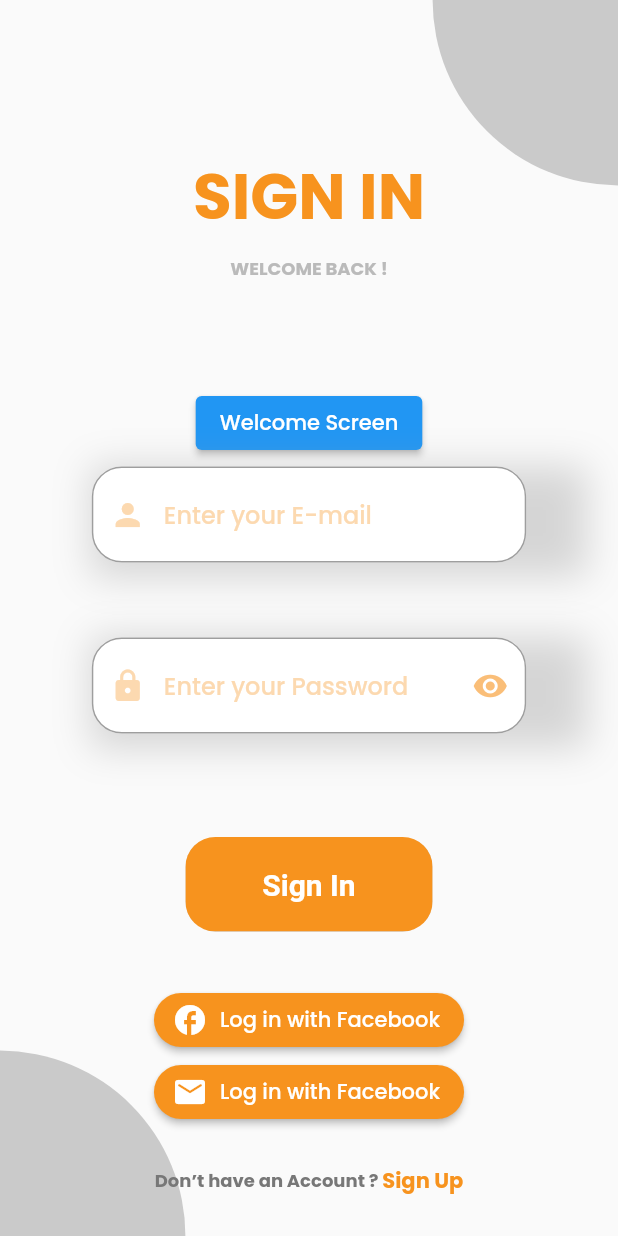
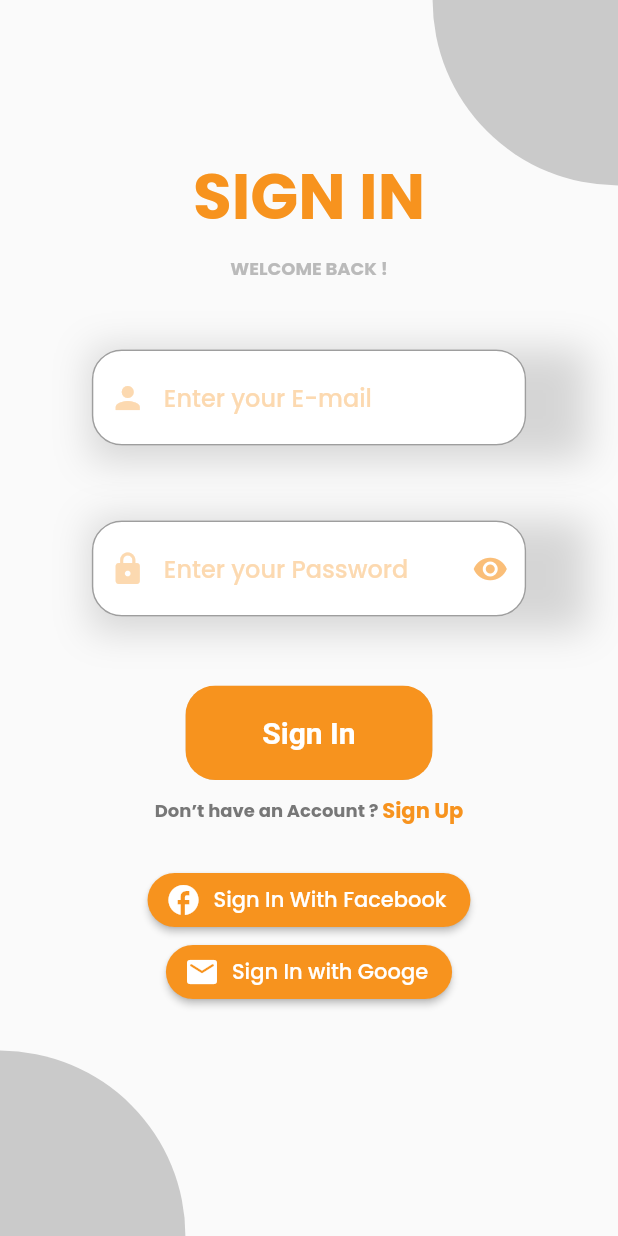
Before and after one commit to charbel-ayrouth/smartfit, a Flutter app: the SignIn screen opened directly with empty values, on a phone screen of 412 x 824 dp. Run offline on Flutter 3.47's test engine with Material 2 defaults, Android fonts, the phone set to English and light mode, and no system bars; our stand-ins replace cloud_firestore, firebase_auth, firebase_core, firebase_storage, flutter_spinkit, image_picker; accounts and stored records are empty.

Commit message:
fix: authenticate flow fix: button of google and facebook delte:removed welcomescreen button in the sign in screen

```diff
--- a/lib/main.dart
+++ b/lib/main.dart
@@ -1,20 +1,18 @@
-// ignore_for_file: prefer_const_constructors
-
-import 'package:firebase_auth/firebase_auth.dart';
 import 'package:firebase_core/firebase_core.dart';
 import 'package:flutter/material.dart';
 import 'package:smartfit/screens/wrapper.dart';
 import 'package:smartfit/services/auth.dart';
 import 'package:provider/provider.dart';
-import 'package:smartfit/shared/constants.dart';
 
 Future<void> main() async {
   WidgetsFlutterBinding.ensureInitialized();
   await Firebase.initializeApp();
-  runApp(MyApp());
+  runApp(const MyApp());
 }
 
 class MyApp extends StatelessWidget {
+  const MyApp({Key? key}) : super(key: key);
+
   @override
   Widget build(BuildContext context) {
     return MultiProvider(
--- a/lib/screens/authenticate/components/account_check.dart
+++ b/lib/screens/authenticate/components/account_check.dart
@@ -1,12 +1,11 @@
-// ignore_for_file: prefer_const_constructors
-
 import 'package:flutter/material.dart';
 import 'package:smartfit/shared/constants.dart';
 
 class AccountCheck extends StatelessWidget {
   final bool login;
   final void Function()? press;
-  AccountCheck({required this.login, required this.press});
+  const AccountCheck({Key? key, required this.login, required this.press})
+      : super(key: key);
 
   @override
   Widget build(BuildContext context) {
@@ -15,7 +14,7 @@ class AccountCheck extends StatelessWidget {
       children: <Widget>[
         Text(
           login ? "Don’t have an Account ? " : "Already have an Account ? ",
-          style: TextStyle(
+          style: const TextStyle(
             color: Color(0xFF777777),
             fontSize: 12,
             fontWeight: FontWeight.bold,
@@ -25,7 +24,7 @@ class AccountCheck extends StatelessWidget {
           onTap: press,
           child: Text(
             login ? "Sign Up" : "Sign In",
-            style: TextStyle(
+            style: const TextStyle(
               color: kPrimaryColor,
               fontWeight: FontWeight.bold,
             ),
--- a/lib/screens/authenticate/components/sign_in_with.dart
+++ b/lib/screens/authenticate/components/sign_in_with.dart
@@ -3,8 +3,11 @@ import 'package:smartfit/shared/constants.dart';
 
 class SignInWith extends StatelessWidget {
   final IconData icon1;
+  final String title;
   final void Function()? onTap;
-  SignInWith({required this.icon1, required this.onTap});
+  const SignInWith(
+      {Key? key, required this.icon1, required this.onTap, required this.title})
+      : super(key: key);
 
   @override
   Widget build(BuildContext context) {
@@ -21,7 +24,7 @@ class SignInWith extends StatelessWidget {
         icon1,
         size: 24.0,
       ),
-      label: const Text('Log in with Facebook'), // <-- Text
+      label: Text(title), // <-- Text
     );
   }
 }
--- a/lib/screens/authenticate/sign_in.dart
+++ b/lib/screens/authenticate/sign_in.dart
@@ -1,7 +1,4 @@
-// ignore_for_file: prefer_const_constructors
-
 import 'package:flutter/material.dart';
-import 'package:smartfit/screens/welcome/welcome.dart';
 import 'package:smartfit/screens/authenticate/components/sign_in_with.dart';
 import 'package:smartfit/services/auth.dart';
 import 'package:smartfit/screens/authenticate/components/account_check.dart';
@@ -13,7 +10,7 @@ import 'package:smartfit/shared/loading.dart';
 
 class SignIn extends StatefulWidget {
   final Function toggleView;
-  SignIn({required this.toggleView});
+  const SignIn({Key? key, required this.toggleView}) : super(key: key);
 
   @override
   State<SignIn> createState() => _SignInState();
@@ -33,19 +30,17 @@ class _SignInState extends State<SignIn> {
 
   @override
   Widget build(BuildContext context) {
-    Size size = MediaQuery.of(context).size;
     return loading
         ? Loading()
         : Scaffold(
-            // resizeToAvoidBottomInset: false,
             body: Background(
               child: Form(
                 key: _formkey,
                 child: SingleChildScrollView(
                   child: Column(
                     children: <Widget>[
-                      SizedBox(height: 100),
-                      Text(
+                      const SizedBox(height: 100),
+                      const Text(
                         "SIGN IN",
                         style: TextStyle(
                           fontWeight: FontWeight.w700,
@@ -53,8 +48,8 @@ class _SignInState extends State<SignIn> {
                           color: kPrimaryColor,
                         ),
                       ),
-                      SizedBox(height: 7),
-                      Text(
+                      const SizedBox(height: 7),
+                      const Text(
                         "WELCOME BACK !",
                         style: TextStyle(
                             fontSize: 12,
@@ -63,16 +58,7 @@ class _SignInState extends State<SignIn> {
                             ),
                             fontWeight: FontWeight.w700),
                       ),
-                      SizedBox(height: 70),
-                      ElevatedButton(
-                          onPressed: () {
-                            Navigator.push(
-                                context,
-                                MaterialPageRoute(
-                                  builder: (context) => Welcome(),
-                                ));
-                          },
-                          child: Text("Welcome Screen")),
+                      const SizedBox(height: 40),
                       RoundedInputField(
                           hintText: "Enter your E-mail",
                           obscureText: false,
@@ -88,7 +74,7 @@ class _SignInState extends State<SignIn> {
                               email = value;
                             });
                           }),
-                      SizedBox(height: 40),
+                      const SizedBox(height: 40),
                       RoundedInputField(
                         hintText: "Enter your Password",
                         icon: Icons.lock,
@@ -118,12 +104,12 @@ class _SignInState extends State<SignIn> {
                       ),
                       Text(
                         error,
-                        style: TextStyle(
+                        style: const TextStyle(
                           color: Colors.red,
                           fontSize: 14.0,
                         ),
                       ),
-                      SizedBox(height: 33),
+                      const SizedBox(height: 10),
                       RoundedButton(
                         text: "Sign In",
                         press: () async {
@@ -141,26 +127,27 @@ class _SignInState extends State<SignIn> {
                           }
                         },
                       ),
-                      SizedBox(
+                      AccountCheck(
+                          login: true,
+                          press: () {
+                            widget.toggleView('Register');
+                          }),
+                      const SizedBox(
                         height: 25,
                       ),
                       SignInWith(
+                        title: 'Sign In With Facebook',
                         icon1: Icons.facebook,
                         onTap: () {},
                       ),
                       SignInWith(
+                        title: 'Sign In with Googe',
                         icon1: Icons.email_rounded,
                         onTap: () {},
                       ),
-                      SizedBox(
+                      const SizedBox(
                         height: 25,
                       ),
-                      AccountCheck(
-                          login: true,
-                          press: () {
-                            widget.toggleView();
-                          }),
-                      // SizedBox(height: 100),
                     ],
                   ),
                 ),
--- a/lib/screens/edit_profile/components/password_form.dart
+++ b/lib/screens/edit_profile/components/password_form.dart
@@ -137,7 +137,7 @@ class _PasswordFormState extends State<PasswordForm> {
                       }
                     },
                   ),
-                  SizedBox(height: 20.0),
+                  const SizedBox(height: 20.0),
                   Text(
                     error,
                     style: const TextStyle(
```
Also changed, not shown: lib/screens/authenticate/authenticate.dart (+10 -5 lines), lib/screens/authenticate/register.dart (+14 -17 lines), lib/screens/welcome/welcome.dart (+13 -29 lines).
